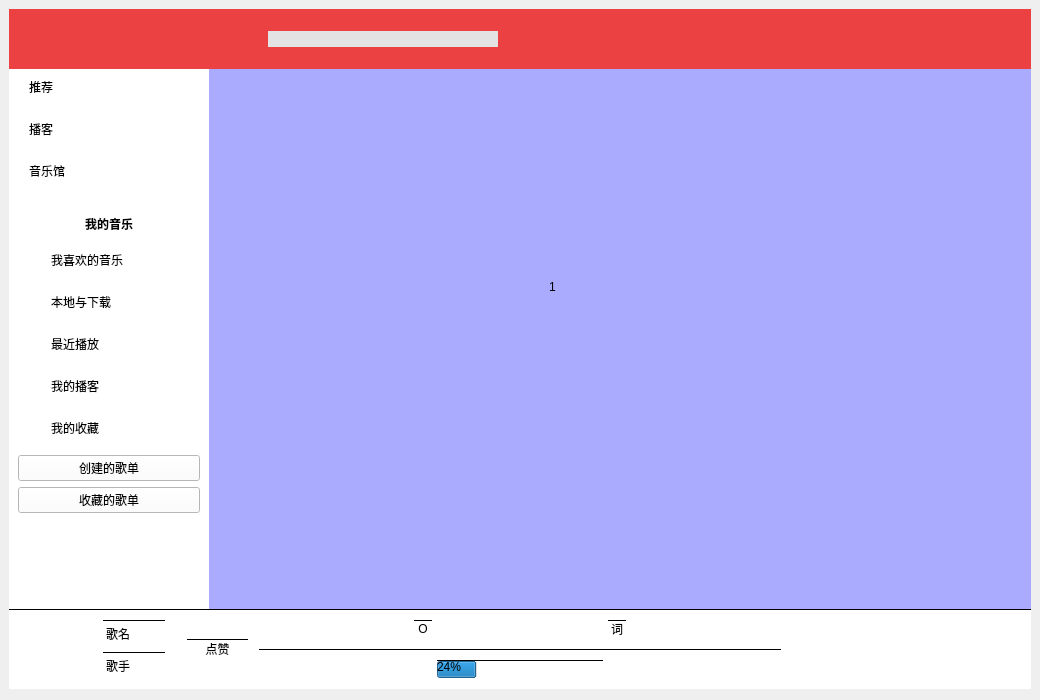
First picture: the form in MusicPlayer/MusicPlayer.ui, repository Yupureki-code/MusicPlayer, before the edit.
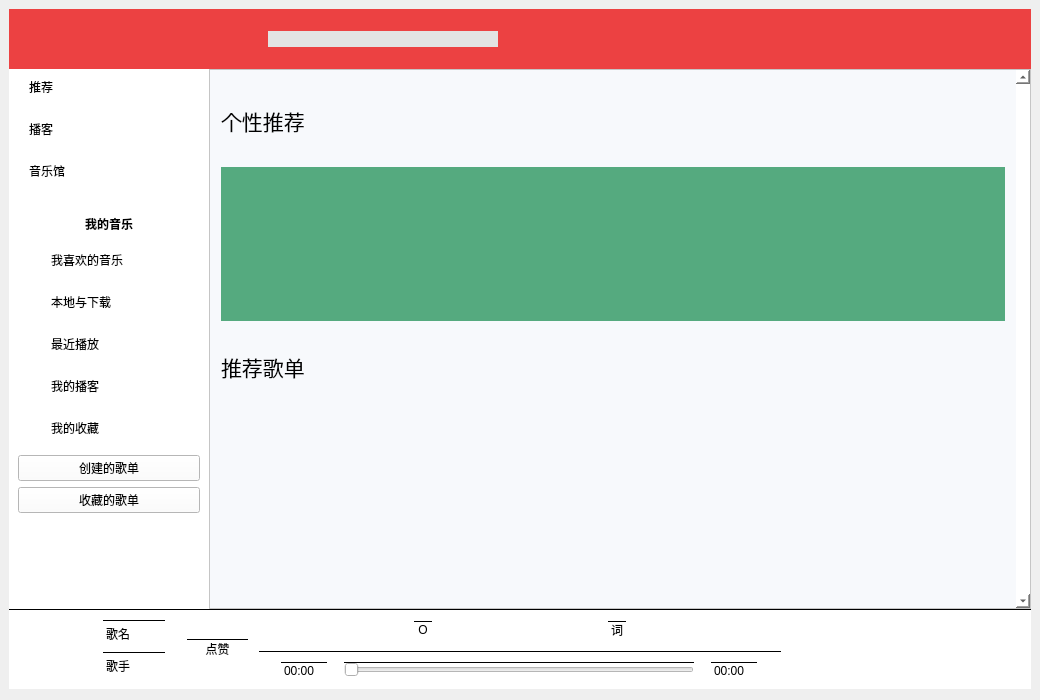
Second picture: the form after the edit. Icons and pictures are not drawn. Custom widgets are drawn as their Qt base class.

Diff of the .ui file:
```diff
--- a/MusicPlayer/MusicPlayer.ui
+++ b/MusicPlayer/MusicPlayer.ui
@@ -422,7 +422,7 @@
          </size>
         </property>
         <property name="styleSheet">
-         <string notr="true">background-color: rgb(255, 170, 255);</string>
+         <string notr="true"/>
         </property>
         <layout class="QHBoxLayout" name="horizontalLayout_6">
          <property name="spacing">
@@ -1023,7 +1023,7 @@
             </size>
            </property>
            <property name="styleSheet">
-            <string notr="true">background-color: rgb(85, 170, 127);</string>
+            <string notr="true"/>
            </property>
            <layout class="QVBoxLayout" name="verticalLayout_9">
             <property name="spacing">
@@ -1044,25 +1044,301 @@
             <item>
              <widget class="QStackedWidget" name="mainPlayBody">
               <property name="styleSheet">
-               <string notr="true">background-color: rgb(170, 170, 255);</string>
+               <string notr="true"/>
               </property>
               <property name="currentIndex">
                <number>0</number>
               </property>
               <widget class="QWidget" name="recommendPage">
-               <widget class="QLabel" name="label">
-                <property name="geometry">
-                 <rect>
-                  <x>340</x>
-                  <y>210</y>
-                  <width>63</width>
-                  <height>16</height>
-                 </rect>
+               <layout class="QVBoxLayout" name="verticalLayout_14">
+                <property name="spacing">
+                 <number>0</number>
                 </property>
-                <property name="text">
-                 <string>1</string>
+                <property name="leftMargin">
+                 <number>0</number>
                 </property>
-               </widget>
+                <property name="topMargin">
+                 <number>0</number>
+                </property>
+                <property name="rightMargin">
+                 <number>0</number>
+                </property>
+                <property name="bottomMargin">
+                 <number>0</number>
+                </property>
+                <item>
+                 <widget class="QScrollArea" name="recommendBody">
+                  <property name="styleSheet">
+                   <string notr="true"/>
+                  </property>
+                  <property name="verticalScrollBarPolicy">
+                   <enum>Qt::ScrollBarPolicy::ScrollBarAlwaysOn</enum>
+                  </property>
+                  <property name="widgetResizable">
+                   <bool>true</bool>
+                  </property>
+                  <widget class="QWidget" name="scrollAreaWidgetContents">
+                   <property name="geometry">
+                    <rect>
+                     <x>0</x>
+                     <y>0</y>
+                     <width>806</width>
+                     <height>540</height>
+                    </rect>
+                   </property>
+                   <property name="styleSheet">
+                    <string notr="true">QWidget
+{
+	
+	color: rgb(0, 0, 0);
+	background-color: #F7F9FC;
+}</string>
+                   </property>
+                   <layout class="QVBoxLayout" name="verticalLayout_15">
+                    <item>
+                     <widget class="QWidget" name="recommendTitle" native="true">
+                      <property name="minimumSize">
+                       <size>
+                        <width>0</width>
+                        <height>80</height>
+                       </size>
+                      </property>
+                      <property name="maximumSize">
+                       <size>
+                        <width>16777215</width>
+                        <height>80</height>
+                       </size>
+                      </property>
+                      <property name="styleSheet">
+                       <string notr="true"/>
+                      </property>
+                      <layout class="QHBoxLayout" name="horizontalLayout_16">
+                       <property name="spacing">
+                        <number>0</number>
+                       </property>
+                       <property name="leftMargin">
+                        <number>0</number>
+                       </property>
+                       <property name="topMargin">
+                        <number>0</number>
+                       </property>
+                       <property name="rightMargin">
+                        <number>0</number>
+                       </property>
+                       <property name="bottomMargin">
+                        <number>0</number>
+                       </property>
+                       <item>
+                        <widget class="QLabel" name="label">
+                         <property name="font">
+                          <font>
+                           <family>钉钉进步体</family>
+                           <pointsize>16</pointsize>
+                          </font>
+                         </property>
+                         <property name="text">
+                          <string>个性推荐</string>
+                         </property>
+                        </widget>
+                       </item>
+                       <item>
+                        <spacer name="horizontalSpacer_12">
+                         <property name="orientation">
+                          <enum>Qt::Orientation::Horizontal</enum>
+                         </property>
+                         <property name="sizeHint" stdset="0">
+                          <size>
+                           <width>40</width>
+                           <height>20</height>
+                          </size>
+                         </property>
+                        </spacer>
+                       </item>
+                      </layout>
+                     </widget>
+                    </item>
+                    <item>
+                     <widget class="DynamicCard" name="recommendAdvertise" native="true">
+                      <property name="styleSheet">
+                       <string notr="true">background-color: rgb(85, 170, 127);</string>
+                      </property>
+                     </widget>
+                    </item>
+                    <item>
+                     <widget class="QWidget" name="recommendPage1" native="true">
+                      <property name="styleSheet">
+                       <string notr="true"/>
+                      </property>
+                      <layout class="QVBoxLayout" name="verticalLayout_16">
+                       <property name="spacing">
+                        <number>0</number>
+                       </property>
+                       <property name="leftMargin">
+                        <number>0</number>
+                       </property>
+                       <property name="topMargin">
+                        <number>0</number>
+                       </property>
+                       <property name="rightMargin">
+                        <number>0</number>
+                       </property>
+                       <property name="bottomMargin">
+                        <number>0</number>
+                       </property>
+                       <item>
+                        <widget class="QWidget" name="recommendSongTtitle1" native="true">
+                         <property name="minimumSize">
+                          <size>
+                           <width>16</width>
+                           <height>80</height>
+                          </size>
+                         </property>
+                         <property name="maximumSize">
+                          <size>
+                           <width>16777215</width>
+                           <height>80</height>
+                          </size>
+                         </property>
+                         <property name="styleSheet">
+                          <string notr="true"/>
+                         </property>
+                         <layout class="QHBoxLayout" name="horizontalLayout_17">
+                          <property name="spacing">
+                           <number>0</number>
+                          </property>
+                          <property name="leftMargin">
+                           <number>0</number>
+                          </property>
+                          <property name="topMargin">
+                           <number>0</number>
+                          </property>
+                          <property name="rightMargin">
+                           <number>0</number>
+                          </property>
+                          <property name="bottomMargin">
+                           <number>0</number>
+                          </property>
+                          <item>
+                           <widget class="QWidget" name="recommendSongList" native="true">
+                            <property name="maximumSize">
+                             <size>
+                              <width>150</width>
+                              <height>16777215</height>
+                             </size>
+                            </property>
+                            <property name="styleSheet">
+                             <string notr="true"/>
+                            </property>
+                            <layout class="QHBoxLayout" name="horizontalLayout_21">
+                             <property name="leftMargin">
+                              <number>0</number>
+                             </property>
+                             <property name="topMargin">
+                              <number>0</number>
+                             </property>
+                             <property name="rightMargin">
+                              <number>0</number>
+                             </property>
+                             <property name="bottomMargin">
+                              <number>0</number>
+                             </property>
+                             <item>
+                              <widget class="QLabel" name="recommendSongListText">
+                               <property name="font">
+                                <font>
+                                 <pointsize>16</pointsize>
+                                </font>
+                               </property>
+                               <property name="text">
+                                <string>推荐歌单</string>
+                               </property>
+                              </widget>
+                             </item>
+                             <item>
+                              <widget class="QLabel" name="recommendSongListIcon">
+                               <property name="sizePolicy">
+                                <sizepolicy hsizetype="Preferred" vsizetype="Preferred">
+                                 <horstretch>0</horstretch>
+                                 <verstretch>0</verstretch>
+                                </sizepolicy>
+                               </property>
+                               <property name="minimumSize">
+                                <size>
+                                 <width>24</width>
+                                 <height>24</height>
+                                </size>
+                               </property>
+                               <property name="maximumSize">
+                                <size>
+                                 <width>24</width>
+                                 <height>24</height>
+                                </size>
+                               </property>
+                               <property name="styleSheet">
+                                <string notr="true">border-image: url(:/image/image/right.png);</string>
+                               </property>
+                               <property name="text">
+                                <string/>
+                               </property>
+                              </widget>
+                             </item>
+                            </layout>
+                           </widget>
+                          </item>
+                          <item>
+                           <spacer name="horizontalSpacer_13">
+                            <property name="orientation">
+                             <enum>Qt::Orientation::Horizontal</enum>
+                            </property>
+                            <property name="sizeHint" stdset="0">
+                             <size>
+                              <width>40</width>
+                              <height>20</height>
+                             </size>
+                            </property>
+                           </spacer>
+                          </item>
+                         </layout>
+                        </widget>
+                       </item>
+                       <item>
+                        <widget class="Carousel" name="recommendSongContent1" native="true">
+                         <property name="minimumSize">
+                          <size>
+                           <width>0</width>
+                           <height>190</height>
+                          </size>
+                         </property>
+                         <property name="styleSheet">
+                          <string notr="true"/>
+                         </property>
+                         <layout class="QHBoxLayout" name="horizontalLayout_22">
+                          <property name="spacing">
+                           <number>0</number>
+                          </property>
+                          <property name="leftMargin">
+                           <number>0</number>
+                          </property>
+                          <property name="topMargin">
+                           <number>0</number>
+                          </property>
+                          <property name="rightMargin">
+                           <number>0</number>
+                          </property>
+                          <property name="bottomMargin">
+                           <number>0</number>
+                          </property>
+                         </layout>
+                        </widget>
+                       </item>
+                      </layout>
+                     </widget>
+                    </item>
+                   </layout>
+                  </widget>
+                 </widget>
+                </item>
+               </layout>
               </widget>
               <widget class="QWidget" name="podcastPage"/>
               <widget class="QWidget" name="musichallPage"/>
@@ -1375,37 +1651,61 @@
               </property>
               <layout class="QHBoxLayout" name="horizontalLayout_10">
                <item>
-                <spacer name="horizontalSpacer_4">
-                 <property name="orientation">
-                  <enum>Qt::Orientation::Horizontal</enum>
+                <widget class="QLabel" name="label_2">
+                 <property name="minimumSize">
+                  <size>
+                   <width>46</width>
+                   <height>0</height>
+                  </size>
                  </property>
-                 <property name="sizeHint" stdset="0">
+                 <property name="maximumSize">
                   <size>
-                   <width>167</width>
-                   <height>19</height>
+                   <width>46</width>
+                   <height>16777215</height>
                   </size>
                  </property>
-                </spacer>
-               </item>
-               <item>
-                <widget class="QProgressBar" name="progressBar">
-                 <property name="value">
-                  <number>24</number>
+                 <property name="text">
+                  <string>00:00</string>
                  </property>
                 </widget>
                </item>
                <item>
-                <spacer name="horizontalSpacer_5">
+                <widget class="QSlider" name="horizontalSlider">
+                 <property name="minimumSize">
+                  <size>
+                   <width>350</width>
+                   <height>0</height>
+                  </size>
+                 </property>
+                 <property name="maximumSize">
+                  <size>
+                   <width>350</width>
+                   <height>16777215</height>
+                  </size>
+                 </property>
                  <property name="orientation">
                   <enum>Qt::Orientation::Horizontal</enum>
                  </property>
-                 <property name="sizeHint" stdset="0">
+                </widget>
+               </item>
+               <item>
+                <widget class="QLabel" name="label_3">
+                 <property name="minimumSize">
                   <size>
-                   <width>167</width>
-                   <height>19</height>
+                   <width>46</width>
+                   <height>0</height>
                   </size>
                  </property>
-                </spacer>
+                 <property name="maximumSize">
+                  <size>
+                   <width>46</width>
+                   <height>16777215</height>
+                  </size>
+                 </property>
+                 <property name="text">
+                  <string>00:00</string>
+                 </property>
+                </widget>
                </item>
               </layout>
              </widget>
@@ -1553,6 +1853,29 @@
    <header location="global">Navigatebt.h</header>
    <container>1</container>
   </customwidget>
+  <customwidget>
+   <class>Carousel</class>
+   <extends>QWidget</extends>
+   <header>Carousel.h</header>
+   <container>1</container>
+  </customwidget>
+  <customwidget>
+   <class>DynamicCard</class>
+   <extends>QWidget</extends>
+   <header>Dynamiccard.h</header>
+   <container>1</container>
+  </customwidget>
+  <customwidget>
+   <class>Playlist</class>
+   <extends>QWidget</extends>
+   <header>Playlist.h</header>
+   <container>1</container>
+  </customwidget>
+  <customwidget>
+   <class>VolumeButton</class>
+   <extends>QPushButton</extends>
+   <header>Volumebutton.h</header>
+  </customwidget>
  </customwidgets>
  <resources>
   <include location="MusicPlayer.qrc"/>
```
Left out of the diff: 10 changed lines with no effect on the pictures.
